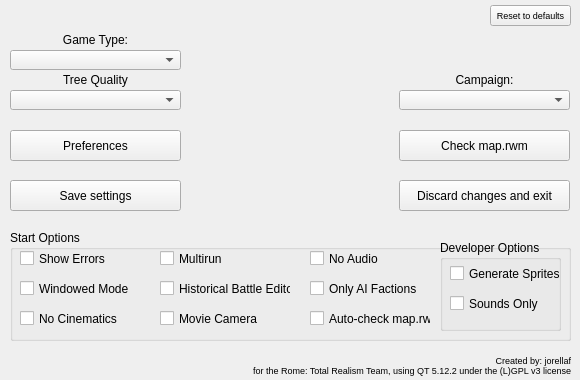
Above: src/mainwindow.ui from jorellaf/RTRLauncher before the change. Below: the same form after it.
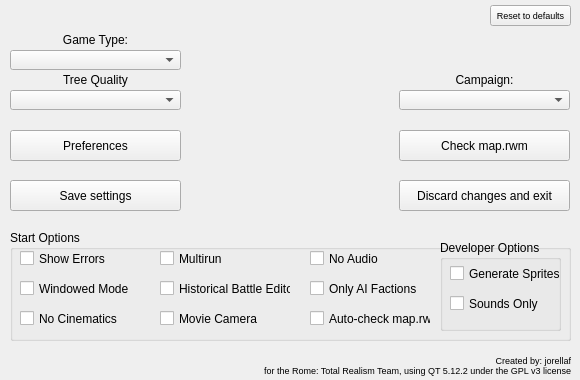
That is the form after the change. Icons and pictures are not drawn.

Commit message: Update License to GPLv3 from LGPLv3.

```diff
--- a/src/mainwindow.ui
+++ b/src/mainwindow.ui
@@ -50,7 +50,7 @@
     </property>
     <property name="text">
      <string>Created by: jorellaf
-for the Rome: Total Realism Team, using QT 5.12.2 under the (L)GPL v3 license</string>
+for the Rome: Total Realism Team, using QT 5.12.2 under the GPL v3 license</string>
     </property>
     <property name="alignment">
      <set>Qt::AlignBottom|Qt::AlignRight|Qt::AlignTrailing</set>
```
The commit also changes 1 other file.
